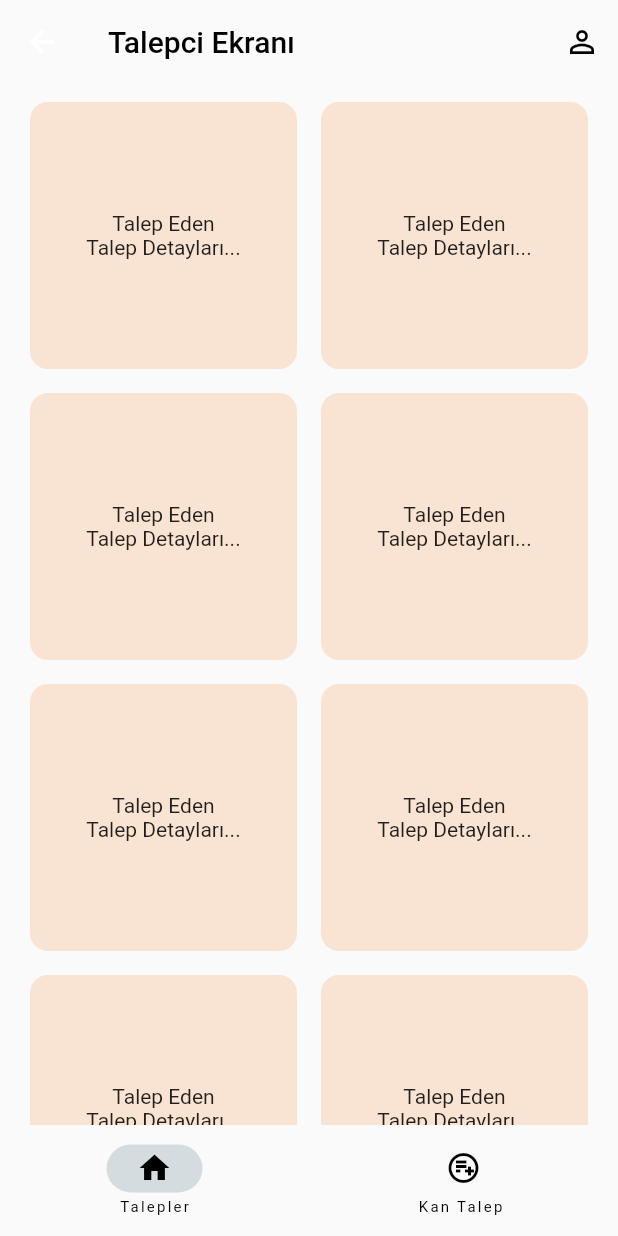
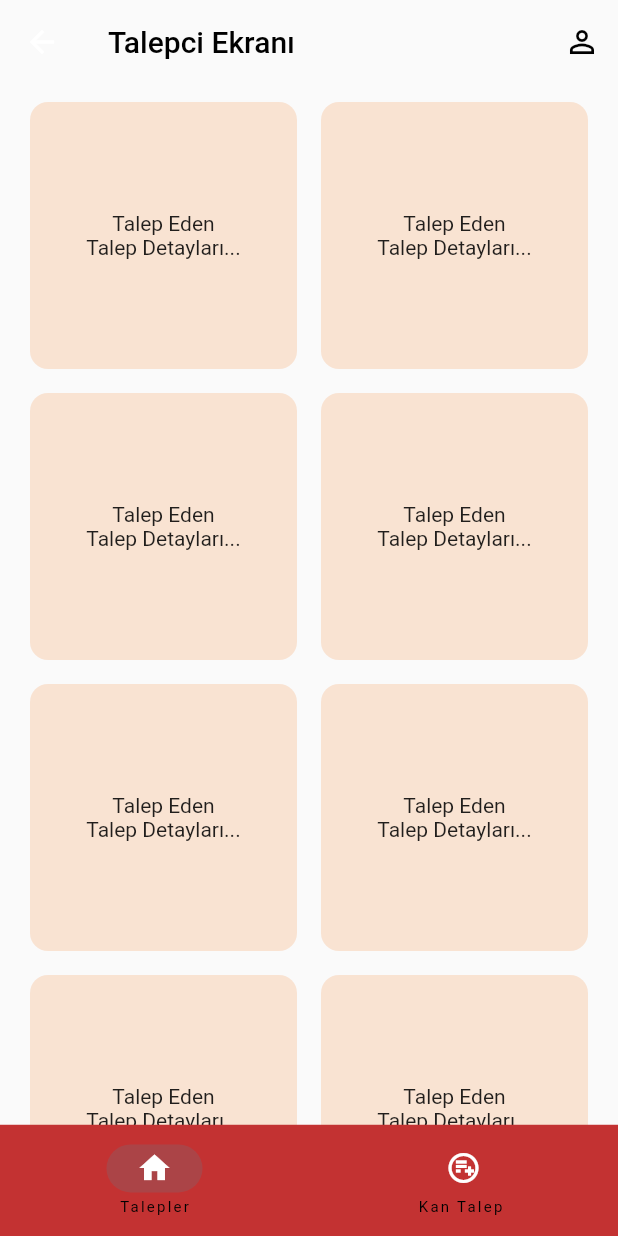
Before and after one commit to Ilhan-separ/ArtunAppProject, a Flutter app: the THomePage screen opened directly with empty values, after a tap on the "person outline" icon, on a phone screen of 412 x 824 dp. Run offline on Flutter 3.47's test engine with Material 2 defaults, Android fonts, the phone set to English and light mode, and no system bars; our stand-ins replace cloud_firestore, firebase_core, google_fonts, google_maps_flutter; missing offline and left inert: flutter_polyline_points; accounts and stored records are empty.

Commit message:
firebase kizilay auth

```diff
--- a/lib/constants.dart
+++ b/lib/constants.dart
@@ -8,3 +8,5 @@ Map<int, Color> color = {
   50: Color.fromRGBO(244, 134, 52, .1),
   100: Color.fromRGBO(244, 134, 52, .2)
 };
+
+Color projectRed = Color(0xFFC33232);
--- a/lib/main.dart
+++ b/lib/main.dart
@@ -1,4 +1,5 @@
-import 'package:artun_flutter_project/utilities/app_state_maneger.dart';
+import 'package:artun_flutter_project/constants.dart';
+import 'package:artun_flutter_project/utilities/app_state_manager.dart';
 import 'package:flutter/material.dart';
 import 'package:provider/provider.dart';
 import 'firebase_options.dart';
--- a/lib/mapMockup.dart
+++ b/lib/mapMockup.dart
@@ -1,6 +1,6 @@
 import 'dart:async';
 
-import 'package:artun_flutter_project/utilities/app_state_maneger.dart';
+import 'package:artun_flutter_project/utilities/app_state_manager.dart';
 import 'package:flutter/foundation.dart';
 import 'package:flutter/gestures.dart';
 import 'package:flutter/material.dart';
--- a/lib/model/kizilay_model.dart
+++ b/lib/model/kizilay_model.dart
@@ -1,7 +1,4 @@
-import 'dart:ffi';
-
 import 'package:cloud_firestore/cloud_firestore.dart';
-import 'package:flutter/foundation.dart';
 
 class Kizilay {
   final String? name;
--- a/lib/navigation/app_router.dart
+++ b/lib/navigation/app_router.dart
@@ -1,5 +1,5 @@
 import 'package:artun_flutter_project/model/app_pages.dart';
-import 'package:artun_flutter_project/utilities/app_state_maneger.dart';
+import 'package:artun_flutter_project/utilities/app_state_manager.dart';
 import 'package:artun_flutter_project/view/kizilay/kizilay_home_page.dart';
 import 'package:artun_flutter_project/view/login.dart';
 import 'package:artun_flutter_project/view/splash.dart';
--- a/lib/utilities/app_state_maneger.dart
+++ b/lib/utilities/app_state_manager.dart
@@ -1,5 +1,6 @@
 import 'dart:async';
 
+import 'package:cloud_firestore/cloud_firestore.dart';
 import 'package:flutter/material.dart';
 
 class KizilayTab {
@@ -18,12 +19,16 @@ class AppStateManager extends ChangeNotifier {
   bool _tloggedIn = false;
   int _kizilaySelectedTab = KizilayTab.talep;
   int _talepciSelectedTab = TalepciTab.talepDetayi;
+  String _currentUser = "aynen";
+  bool _throwLoginAlert = false;
 
   bool get isInitialied => _initialized;
   bool get isKLoggedIn => _kloggedIn;
   bool get isTLoggedIn => _tloggedIn;
   int get getKizilaySelectedTab => _kizilaySelectedTab;
   int get getTalepciSelectedTab => _talepciSelectedTab;
+  String get getCurrentUser => _currentUser;
+  bool get isLoginThrowAlert => _throwLoginAlert;
 
   void initializedApp() {
     Timer(
@@ -36,8 +41,22 @@ class AppStateManager extends ChangeNotifier {
   }
 
   void loginForK(String username, String password) {
-    _kloggedIn = true;
-    notifyListeners();
+    Map<String, dynamic> data;
+    FirebaseFirestore.instance.collection("KizilayUsers").get().then((query) {
+      query.docs.forEach((element) {
+        data = element.data() as Map<String, dynamic>;
+        if (username == data["name"]) {
+          _currentUser = data["id"];
+          _throwLoginAlert = false;
+          _kloggedIn = true;
+          notifyListeners();
+        }
+      });
+      if (_currentUser.contains("a")) {
+        _throwLoginAlert = true;
+        notifyListeners();
+      }
+    });
   }
 
   void loginForT(String username, String password) {
@@ -59,6 +78,8 @@ class AppStateManager extends ChangeNotifier {
     _kloggedIn = false;
     _tloggedIn = false;
     _kizilaySelectedTab = 0;
+    _talepciSelectedTab = 0;
+    _currentUser = "aynen";
 
     initializedApp();
     notifyListeners();
--- a/lib/view/kizilay/kizilay_home_page.dart
+++ b/lib/view/kizilay/kizilay_home_page.dart
@@ -1,6 +1,7 @@
+import 'package:artun_flutter_project/constants.dart';
 import 'package:artun_flutter_project/mapMockup.dart';
 import 'package:artun_flutter_project/model/app_pages.dart';
-import 'package:artun_flutter_project/utilities/app_state_maneger.dart';
+import 'package:artun_flutter_project/utilities/app_state_manager.dart';
 import 'package:artun_flutter_project/view/details_page.dart';
 
 import 'package:artun_flutter_project/view/kizilay/kan_stogu_page.dart';
@@ -69,10 +70,9 @@ class _KhomePageState extends State<KhomePage> {
         ),
         bottomNavigationBar: NavigationBar(
           selectedIndex: widget.currentTab,
-          surfaceTintColor: Colors.transparent,
           height: MediaQuery.of(context).size.height * .09,
           elevation: 0,
-          backgroundColor: Colors.transparent,
+          backgroundColor: projectRed,
           onDestinationSelected: (index) {
             Provider.of<AppStateManager>(context, listen: false)
                 .navigateKizilayTab(index);
--- a/lib/view/splash.dart
+++ b/lib/view/splash.dart
@@ -1,5 +1,5 @@
 import 'package:artun_flutter_project/model/app_pages.dart';
-import 'package:artun_flutter_project/utilities/app_state_maneger.dart';
+import 'package:artun_flutter_project/utilities/app_state_manager.dart';
 import 'package:flutter/material.dart';
 import 'package:provider/provider.dart';
 
--- a/lib/view/talepci/kan_talep_page.dart
+++ b/lib/view/talepci/kan_talep_page.dart
@@ -1,4 +1,6 @@
 import 'package:artun_flutter_project/constants.dart';
+import 'package:cloud_firestore/cloud_firestore.dart';
+
 import 'package:flutter/material.dart';
 
 class KanTalepScreen extends StatefulWidget {
@@ -9,6 +11,9 @@ class KanTalepScreen extends StatefulWidget {
 }
 
 class KanTalepScreenState extends State<KanTalepScreen> {
+  final db = FirebaseFirestore.instance.collection("Talepler");
+  final dbTalepMap = <String, String?>{};
+
   final String _kanGrubu = "Kan Grubunu Seçiniz:";
   final String _kanUnitesi = "Kaç Ünite Olacağını Şeçiniz:";
   final List<String> _kanGrubuListesi = [
@@ -55,7 +60,7 @@ class KanTalepScreenState extends State<KanTalepScreen> {
               children: [
                 Text(
                   _kanGrubu,
-                  style: Theme.of(context).textTheme.headline6,
+                  style: Theme.of(context).textTheme.titleLarge,
                 ),
                 customSizedBox(
                   DropdownButtonFormField<String>(
@@ -88,7 +93,7 @@ class KanTalepScreenState extends State<KanTalepScreen> {
               children: [
                 Text(
                   _kanUnitesi,
-                  style: Theme.of(context).textTheme.headline6,
+                  style: Theme.of(context).textTheme.titleLarge,
                 ),
                 customSizedBox(
                   DropdownButtonFormField<String>(
@@ -157,7 +162,16 @@ class KanTalepScreenState extends State<KanTalepScreen> {
               ),
             ),
             TextButton(
-              onPressed: () => Navigator.of(context).pop(),
+              onPressed: () {
+                dbTalepMap.addAll({
+                  "kanGrubu": _selectedKanTipi,
+                  "unite": _selectedUniteSayisi,
+                });
+                db
+                    .add(dbTalepMap)
+                    .then((value) => print("id is : ${value.id}"));
+                Navigator.of(context).pop();
+              },
               child: Text(
                 "Talep Et",
                 style: TextStyle(
--- a/lib/view/talepci/talepci_home_page.dart
+++ b/lib/view/talepci/talepci_home_page.dart
@@ -1,3 +1,4 @@
+import 'package:artun_flutter_project/constants.dart';
 import 'package:artun_flutter_project/model/app_pages.dart';
 import 'package:artun_flutter_project/view/talepci/kan_talep_page.dart';
 import 'package:artun_flutter_project/view/talepci/talepci_talepler_page.dart';
@@ -6,7 +7,7 @@ import 'package:flutter/services.dart';
 import 'package:provider/provider.dart';
 import 'dart:async';
 
-import '../../utilities/app_state_maneger.dart';
+import '../../utilities/app_state_manager.dart';
 
 class THomePage extends StatefulWidget {
   static MaterialPage page(int currentTab) {
@@ -54,7 +55,7 @@ class _THomePageState extends State<THomePage> {
               },
             )
           ],
-          title: Text(
+          title: const Text(
             "Talepci Ekranı",
             style: TextStyle(
               color: Colors.black,
@@ -67,23 +68,36 @@ class _THomePageState extends State<THomePage> {
         ),
         bottomNavigationBar: NavigationBar(
           selectedIndex: widget.currentTab,
-          surfaceTintColor: Colors.transparent,
+          surfaceTintColor: Colors.white,
+          shadowColor: Colors.white,
           height: MediaQuery.of(context).size.height * .09,
           elevation: 0,
-          backgroundColor: Colors.transparent,
+          backgroundColor: Color(0xFFC33232),
           onDestinationSelected: (index) {
             Provider.of<AppStateManager>(context, listen: false)
                 .navigateTalebciTab(index);
           },
           destinations: const [
             NavigationDestination(
-              selectedIcon: Icon(Icons.home),
-              icon: Icon(Icons.home_outlined),
+              selectedIcon: Icon(
+                Icons.home,
+                color: Colors.white,
+              ),
+              icon: Icon(
+                Icons.home_outlined,
+                color: Colors.white,
+              ),
               label: "Talepler",
             ),
             NavigationDestination(
-              selectedIcon: Icon(Icons.playlist_add_circle_sharp),
-              icon: Icon(Icons.playlist_add_circle_outlined),
+              selectedIcon: Icon(
+                Icons.playlist_add_circle_sharp,
+                color: Colors.white,
+              ),
+              icon: Icon(
+                Icons.playlist_add_circle_outlined,
+                color: Colors.white,
+              ),
               label: "Kan Talep ",
             ),
           ],
```
Also changed, not shown: lib/view/details_page.dart (+7 -5 lines), lib/view/kizilay/kan_stogu_page.dart (+78 -20 lines), lib/view/kizilay/kizilay_talepler_page.dart (+26 -6 lines), lib/view/login.dart (+20 -6 lines), lib/model/talepci_model.dart (added), lib/viewmodel/login_viewmodel.dart (deleted), pubspec.lock, 1 other file.
